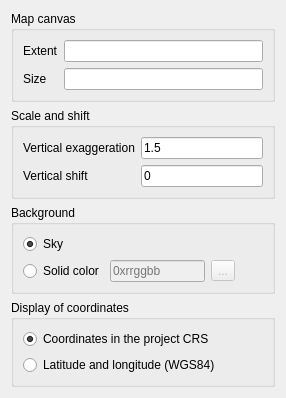
Above: ui/worldproperties.ui from minorua/Qgis2threejs before the change. Below: the same form after it.
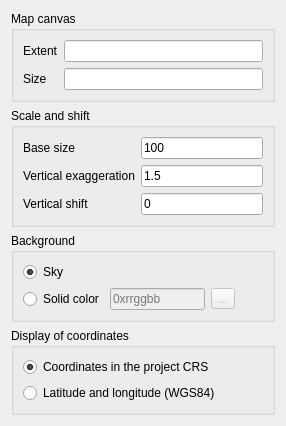
That is the form after the change.

Commit message:
add base size option to world page
which makes it possible to scale the objects that appears on the web browser

```diff
--- a/ui/worldproperties.ui
+++ b/ui/worldproperties.ui
@@ -7,7 +7,7 @@
     <x>0</x>
     <y>0</y>
     <width>286</width>
-    <height>366</height>
+    <height>376</height>
    </rect>
   </property>
   <property name="windowTitle">
@@ -125,14 +125,14 @@
       <property name="fieldGrowthPolicy">
        <enum>QFormLayout::AllNonFixedFieldsGrow</enum>
       </property>
-      <item row="0" column="0">
+      <item row="1" column="0">
        <widget class="QLabel" name="label">
         <property name="text">
          <string>Vertical exaggeration</string>
         </property>
        </widget>
       </item>
-      <item row="0" column="1">
+      <item row="1" column="1">
        <widget class="QLineEdit" name="lineEdit_zFactor">
         <property name="sizePolicy">
          <sizepolicy hsizetype="Expanding" vsizetype="Fixed">
@@ -157,20 +157,37 @@
         </property>
        </widget>
       </item>
-      <item row="1" column="0">
+      <item row="2" column="0">
        <widget class="QLabel" name="label_2">
         <property name="text">
          <string>Vertical shift</string>
         </property>
        </widget>
       </item>
-      <item row="1" column="1">
+      <item row="2" column="1">
        <widget class="QLineEdit" name="lineEdit_zShift">
         <property name="text">
          <string>0</string>
         </property>
        </widget>
       </item>
+      <item row="0" column="0">
+       <widget class="QLabel" name="label_3">
+        <property name="text">
+         <string>Base size</string>
+        </property>
+       </widget>
+      </item>
+      <item row="0" column="1">
+       <widget class="QLineEdit" name="lineEdit_BaseSize">
+        <property name="inputMethodHints">
+         <set>Qt::ImhDigitsOnly</set>
+        </property>
+        <property name="text">
+         <string>100</string>
+        </property>
+       </widget>
+      </item>
      </layout>
     </widget>
    </item>
```
The commit also changes 3 other files.
